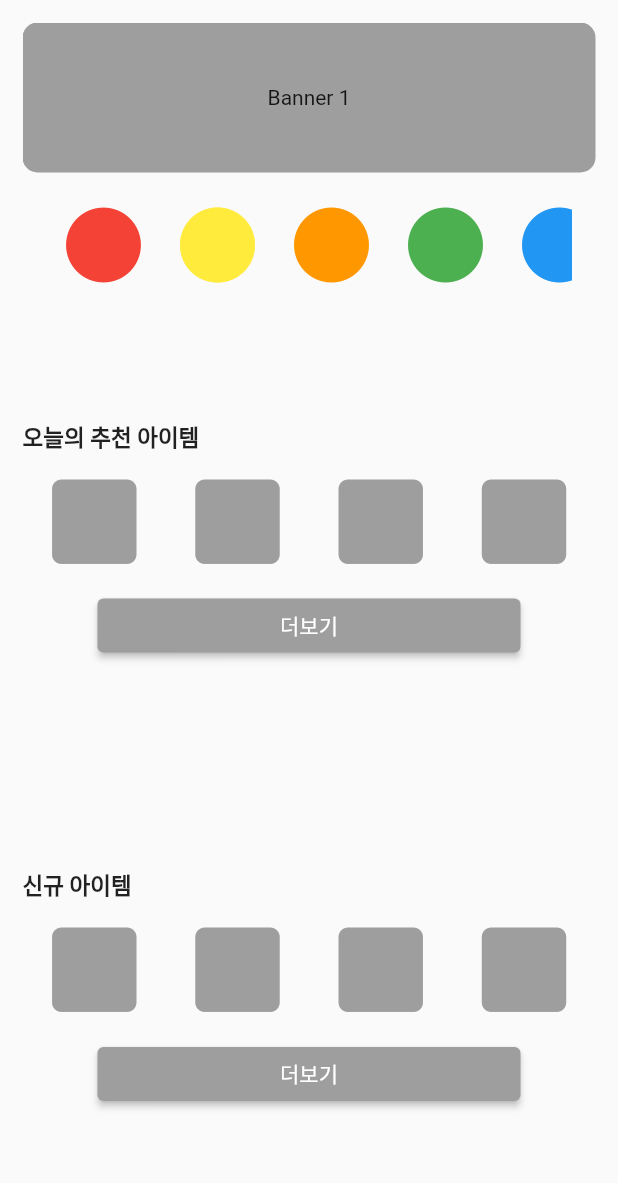
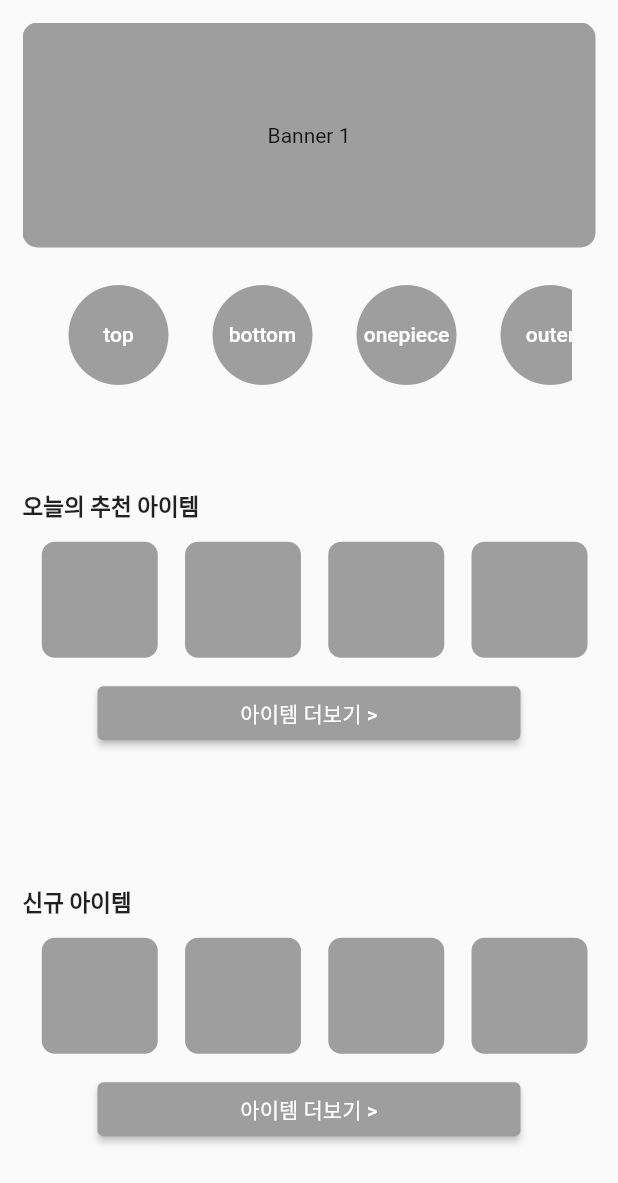
Before and after one commit to HyunWoo9930/UpCloth_customer, a Flutter app: the HomeScreen screen opened directly with empty values, on a phone screen of 412 x 824 dp. Shown: the top 1183 px of the screen. Run offline on Flutter 3.47's test engine with Material 2 defaults, Android fonts, the phone set to English and light mode, and no system bars; missing offline and left inert: flutter_naver_login.

Commit message:
[ADD] category enum 추가, 디렉토리 구분

```diff
--- /dev/null
+++ b/lib/enum/category_enum.dart
@@ -0,0 +1,8 @@
+enum Categories {
+  top,
+  bottom,
+  onepiece,
+  outer,
+  accessories,
+  etc,
+}
--- /dev/null
+++ b/lib/screen/home/home_screen.dart
@@ -0,0 +1,251 @@
+import 'package:flutter/material.dart';
+import 'package:upcloth/enum/category_enum.dart';
+
+class HomeScreen extends StatelessWidget {
+  final VoidCallback showTodayRecommend;
+  final VoidCallback showNewItem;
+
+  HomeScreen(
+      {required this.showTodayRecommend, required this.showNewItem, super.key});
+
+  final PageController _pageController = PageController();
+  int _currentPage = 0;
+
+  @override
+  Widget build(BuildContext context) {
+    double screenWidth = MediaQuery.of(context).size.width;
+    double iconSize = screenWidth / 4;
+    List<String> categories = Categories.values
+        .map((category) => category.toString().split('.').last)
+        .toList();
+
+    return Scaffold(
+      body: Padding(
+        padding: const EdgeInsets.all(15.0),
+        child: Column(
+          children: [
+            _Header(
+              onPageChanged: _onPageChanged,
+              pageController: _pageController,
+            ),
+            _Body(category: categories),
+            Expanded(
+              child: Column(
+                mainAxisAlignment: MainAxisAlignment.spaceAround,
+                children: [
+                  Column(
+                    crossAxisAlignment: CrossAxisAlignment.stretch,
+                    children: [
+                      const Text('오늘의 추천 아이템',
+                          style: TextStyle(
+                            fontSize: 15,
+                            fontWeight: FontWeight.w700,
+                          )),
+                      Row(
+                        mainAxisAlignment: MainAxisAlignment.spaceAround,
+                        children: [
+                          Expanded(
+                            child: IconButton(
+                              padding: EdgeInsets.zero,
+                              onPressed: () {},
+                              icon: const Icon(Icons.square_rounded),
+                              color: Colors.grey,
+                              iconSize: iconSize,
+                            ),
+                          ),
+                          Expanded(
+                            child: IconButton(
+                              padding: EdgeInsets.zero,
+                              onPressed: () {},
+                              icon: const Icon(Icons.square_rounded),
+                              color: Colors.grey,
+                              iconSize: iconSize,
+                            ),
+                          ),
+                          Expanded(
+                            child: IconButton(
+                              padding: EdgeInsets.zero,
+                              onPressed: () {},
+                              icon: const Icon(Icons.square_rounded),
+                              color: Colors.grey,
+                              iconSize: iconSize,
+                            ),
+                          ),
+                          Expanded(
+                            child: IconButton(
+                              padding: EdgeInsets.zero,
+                              onPressed: () {},
+                              icon: const Icon(Icons.square_rounded),
+                              color: Colors.grey,
+                              iconSize: iconSize,
+                            ),
+                          ),
+                        ],
+                      ),
+                      Padding(
+                        padding: const EdgeInsets.symmetric(horizontal: 50),
+                        child: ElevatedButton(
+                            onPressed: showTodayRecommend,
+                            style: ElevatedButton.styleFrom(
+                              primary: Colors.grey,
+                            ),
+                            child: const Text('아이템 더보기 >')),
+                      ),
+                    ],
+                  ),
+                  Column(
+                    crossAxisAlignment: CrossAxisAlignment.stretch,
+                    children: [
+                      const Text(
+                        '신규 아이템',
+                        style: TextStyle(
+                          fontSize: 15,
+                          fontWeight: FontWeight.w700,
+                        ),
+                      ),
+                      Row(
+                        mainAxisAlignment: MainAxisAlignment.spaceAround,
+                        children: [
+                          Expanded(
+                            child: IconButton(
+                              padding: EdgeInsets.zero,
+                              onPressed: () {},
+                              icon: const Icon(Icons.square_rounded),
+                              color: Colors.grey,
+                              iconSize: iconSize,
+                            ),
+                          ),
+                          Expanded(
+                            child: IconButton(
+                              padding: EdgeInsets.zero,
+                              onPressed: () {},
+                              icon: const Icon(Icons.square_rounded),
+                              color: Colors.grey,
+                              iconSize: iconSize,
+                            ),
+                          ),
+                          Expanded(
+                            child: IconButton(
+                              padding: EdgeInsets.zero,
+                              onPressed: () {},
+                              icon: const Icon(Icons.square_rounded),
+                              color: Colors.grey,
+                              iconSize: iconSize,
+                            ),
+                          ),
+                          Expanded(
+                            child: IconButton(
+                              padding: EdgeInsets.zero,
+                              onPressed: () {},
+                              icon: const Icon(Icons.square_rounded),
+                              color: Colors.grey,
+                              iconSize: iconSize,
+                            ),
+                          ),
+                        ],
+                      ),
+                      Padding(
+                        padding: const EdgeInsets.symmetric(horizontal: 50),
+                        child: ElevatedButton(
+                            onPressed: showNewItem,
+                            style: ElevatedButton.styleFrom(
+                              primary: Colors.grey,
+                            ),
+                            child: const Text('아이템 더보기 >')),
+                      ),
+                    ],
+                  ),
+                ],
+              ),
+            ),
+          ],
+        ),
+      ),
+    );
+  }
+
+  void _onPageChanged(int pageIndex) {}
+}
+
+///  Banner build 하는 widget
+class _buildBanner extends StatelessWidget {
+  final String text;
+
+  const _buildBanner({required this.text, super.key});
+
+  @override
+  Widget build(BuildContext context) {
+    return Container(
+      decoration: BoxDecoration(
+        borderRadius: BorderRadius.circular(10.0), // 원하는 둥근 정도를 설정합니다.
+        color: Colors.grey,
+      ),
+      child: Center(child: Text(text)),
+    );
+  }
+}
+
+/// Banner Header
+class _Header extends StatelessWidget {
+  final ValueChanged<int> onPageChanged;
+  final PageController pageController;
+
+  const _Header(
+      {required this.onPageChanged, required this.pageController, super.key});
+
+  @override
+  Widget build(BuildContext context) {
+    return SizedBox(
+      height: 150,
+      child: PageView(
+        controller: pageController,
+        onPageChanged: onPageChanged,
+        children: const [
+          _buildBanner(text: 'Banner 1'),
+          _buildBanner(text: 'Banner 2'),
+          _buildBanner(text: 'Banner 3')
+        ],
+      ),
+    );
+  }
+}
+
+/// 배너 아래 카테고리 영역
+class _Body extends StatelessWidget {
+  final List<String> category;
+
+  const _Body({required this.category, super.key});
+
+  @override
+  Widget build(BuildContext context) {
+    return Padding(
+        padding: const EdgeInsets.symmetric(horizontal: 16, vertical: 10),
+        child: Container(
+            child: SingleChildScrollView(
+          scrollDirection: Axis.horizontal,
+          child: Row(
+              mainAxisAlignment: MainAxisAlignment.center,
+              children: category
+                  .map((e) => TextButton(
+                        onPressed: () {
+                          print('$e category Clicked!!');
+                        },
+                        child: Stack(
+                          alignment: Alignment.center,
+                          children: [
+                            const Icon(
+                              Icons.circle,
+                              size: 80,
+                              color: Colors.grey,
+                            ),
+                            Text(
+                              e,
+                              style: TextStyle(color: Colors.white),
+                            ),
+                          ],
+                        ),
+                      ))
+                  .toList()),
+        )));
+  }
+}
--- a/lib/screen/home_screen.dart
+++ /dev/null
@@ -1,239 +0,0 @@
-import 'package:flutter/material.dart';
-import 'package:upcloth/screen/new_item_screen.dart';
-
-class HomeScreen extends StatelessWidget {
-  final VoidCallback showTodayRecommend;
-  final VoidCallback showNewItem;
-
-  HomeScreen(
-      {required this.showTodayRecommend, required this.showNewItem, super.key});
-
-  final PageController _pageController = PageController();
-  int _currentPage = 0;
-
-  @override
-  Widget build(BuildContext context) {
-    return Scaffold(
-      body: Padding(
-        padding: const EdgeInsets.all(15.0),
-        child: Column(
-          children: [
-            _Header(
-              onPageChanged: _onPageChanged,
-              pageController: _pageController,
-            ),
-            _Body(),
-            Expanded(
-              child: Column(
-                mainAxisAlignment: MainAxisAlignment.spaceAround,
-                children: [
-                  Column(
-                    crossAxisAlignment: CrossAxisAlignment.stretch,
-                    children: [
-                      const Text('오늘의 추천 아이템',
-                          style: TextStyle(
-                            fontSize: 15,
-                            fontWeight: FontWeight.w700,
-                          )),
-                      Row(
-                        mainAxisAlignment: MainAxisAlignment.spaceAround,
-                        children: [
-                          IconButton(
-                            onPressed: () {},
-                            icon: const Icon(Icons.square_rounded),
-                            color: Colors.grey,
-                            iconSize: 75,
-                          ),
-                          IconButton(
-                            onPressed: () {},
-                            icon: const Icon(Icons.square_rounded),
-                            color: Colors.grey,
-                            iconSize: 75,
-                          ),
-                          IconButton(
-                            onPressed: () {},
-                            icon: const Icon(Icons.square_rounded),
-                            color: Colors.grey,
-                            iconSize: 75,
-                          ),
-                          IconButton(
-                            onPressed: () {},
-                            icon: const Icon(Icons.square_rounded),
-                            color: Colors.grey,
-                            iconSize: 75,
-                          ),
-                        ],
-                      ),
-                      Padding(
-                        padding: const EdgeInsets.symmetric(horizontal: 50),
-                        child: ElevatedButton(
-                            onPressed: showTodayRecommend,
-                            style: ElevatedButton.styleFrom(
-                              primary: Colors.grey,
-                            ),
-                            child: const Text('더보기')),
-                      ),
-                    ],
-                  ),
-                  Column(
-                    crossAxisAlignment: CrossAxisAlignment.stretch,
-                    children: [
-                      const Text(
-                        '신규 아이템',
-                        style: TextStyle(
-                          fontSize: 15,
-                          fontWeight: FontWeight.w700,
-                        ),
-                      ),
-                      Row(
-                        mainAxisAlignment: MainAxisAlignment.spaceAround,
-                        children: [
-                          IconButton(
-                            onPressed: () {},
-                            icon: const Icon(Icons.square_rounded),
-                            color: Colors.grey,
-                            iconSize: 75,
-                          ),
-                          IconButton(
-                            onPressed: () {},
-                            icon: const Icon(Icons.square_rounded),
-                            color: Colors.grey,
-                            iconSize: 75,
-                          ),
-                          IconButton(
-                            onPressed: () {},
-                            icon: const Icon(Icons.square_rounded),
-                            color: Colors.grey,
-                            iconSize: 75,
-                          ),
-                          IconButton(
-                            onPressed: () {},
-                            icon: const Icon(Icons.square_rounded),
-                            color: Colors.grey,
-                            iconSize: 75,
-                          ),
-                        ],
-                      ),
-                      Padding(
-                        padding: const EdgeInsets.symmetric(horizontal: 50),
-                        child: ElevatedButton(
-                            onPressed: showNewItem,
-                            style: ElevatedButton.styleFrom(
-                              primary: Colors.grey,
-                            ),
-                            child: const Text('더보기')),
-                      ),
-                    ],
-                  ),
-                ],
-              ),
-            ),
-          ],
-        ),
-      ),
-    );
-  }
-
-  void _onPageChanged(int pageIndex) {}
-}
-
-///  Banner build 하는 widget
-class _buildBanner extends StatelessWidget {
-  final String text;
-
-  const _buildBanner({required this.text, super.key});
-
-  @override
-  Widget build(BuildContext context) {
-    return Container(
-      decoration: BoxDecoration(
-        borderRadius: BorderRadius.circular(10.0), // 원하는 둥근 정도를 설정합니다.
-        color: Colors.grey,
-      ),
-      child: Center(child: Text(text)),
-    );
-  }
-}
-
-/// Banner Header
-class _Header extends StatelessWidget {
-  final ValueChanged<int> onPageChanged;
-  final PageController pageController;
-
-  const _Header(
-      {required this.onPageChanged, required this.pageController, super.key});
-
-  @override
-  Widget build(BuildContext context) {
-    return SizedBox(
-      height: 100,
-      child: PageView(
-        controller: pageController,
-        onPageChanged: onPageChanged,
-        children: const [
-          _buildBanner(text: 'Banner 1'),
-          _buildBanner(text: 'Banner 2'),
-          _buildBanner(text: 'Banner 3')
-        ],
-      ),
-    );
-  }
-}
-
-/// 배너 아래 카테고리 영역
-class _Body extends StatelessWidget {
-  const _Body({super.key});
-
-  @override
-  Widget build(BuildContext context) {
-    return Padding(
-      padding: const EdgeInsets.symmetric(horizontal: 16, vertical: 10),
-      child: Container(
-        child: SingleChildScrollView(
-          scrollDirection: Axis.horizontal,
-          child: Row(
-            mainAxisAlignment: MainAxisAlignment.spaceEvenly,
-            children: [
-              IconButton(
-                onPressed: () {},
-                icon: const Icon(Icons.circle),
-                iconSize: 60,
-                color: Colors.red,
-              ),
-              IconButton(
-                onPressed: () {},
-                icon: const Icon(Icons.circle),
-                iconSize: 60,
-                color: Colors.yellow,
-              ),
-              IconButton(
-                onPressed: () {},
-                icon: const Icon(Icons.circle),
-                iconSize: 60,
-                color: Colors.orange,
-              ),
-              IconButton(
-                onPressed: () {},
-                icon: const Icon(Icons.circle),
-                iconSize: 60,
-                color: Colors.green,
-              ),
-              IconButton(
-                onPressed: () {},
-                icon: const Icon(Icons.circle),
-                iconSize: 60,
-                color: Colors.blue,
-              ),
-              IconButton(
-                onPressed: () {},
-                icon: const Icon(Icons.circle),
-                iconSize: 60,
-                color: Colors.purple,
-              ),
-            ],
-          ),
-        ),
-      ),
-    );
-  }
-}
--- a/lib/screen/login_screen_customer.dart
+++ b/lib/screen/login_screen_customer.dart
@@ -1,6 +1,6 @@
 import 'package:flutter/material.dart';
 import 'package:flutter_naver_login/flutter_naver_login.dart';
-import 'package:upcloth/screen/home_screen.dart';
+import 'package:upcloth/screen/home/home_screen.dart';
 import 'package:upcloth/screen/main_screen.dart';
 
 class LoginScreenCustomer extends StatelessWidget {
--- a/lib/screen/main_screen.dart
+++ b/lib/screen/main_screen.dart
@@ -1,11 +1,12 @@
 import 'package:flutter/material.dart';
-import 'package:upcloth/screen/home_screen.dart';
-import 'package:upcloth/screen/list_screen.dart';
-import 'package:upcloth/screen/mypage_screen.dart';
-import 'package:upcloth/screen/new_item_screen.dart';
-import 'package:upcloth/screen/search_screen.dart';
-import 'package:upcloth/screen/shopping_cart_screen.dart';
-import 'package:upcloth/screen/today_recommend_screen.dart';
+import 'package:upcloth/screen/home/home_screen.dart';
+import 'package:upcloth/screen/list/list_screen.dart';
+import 'package:upcloth/screen/mypage/mypage_screen.dart';
+import 'package:upcloth/screen/home/new_item_screen.dart';
+import 'package:upcloth/screen/search/search_screen.dart';
+import 'package:upcloth/screen/shoppingCart/shopping_cart_screen.dart';
+
+import 'home/today_recommend_screen.dart';
 
 class MainScreen extends StatefulWidget {
   const MainScreen({super.key});
@@ -15,7 +16,7 @@ class MainScreen extends StatefulWidget {
 }
 
 class _MainScreenState extends State<MainScreen> {
-  int _currentIndex = 0;
+  int _currentIndex = 2; // 첫 화면을 home_screen으로 설정하기 위함.
   bool showTodayRecommendScreen = false;
   bool showNewItemScreen = false;
 
@@ -42,7 +43,6 @@ class _MainScreenState extends State<MainScreen> {
       ),
       MyPageScreen(),
       ShoppingCartScreen(),
-      TodayRecommendScreen(),
     ];
 
     return Scaffold(
```
Also changed, not shown: lib/screen/home/new_item_screen.dart (renamed from lib/screen/new_item_screen.dart), lib/screen/home/today_recommend_screen.dart (renamed from lib/screen/today_recommend_screen.dart), lib/screen/list/list_screen.dart (renamed from lib/screen/list_screen.dart), lib/screen/mypage/mypage_screen.dart (renamed from lib/screen/mypage_screen.dart), lib/screen/search/search_screen.dart (renamed from lib/screen/search_screen.dart), lib/screen/shoppingCart/shopping_cart_screen.dart (renamed from lib/screen/shopping_cart_screen.dart).
